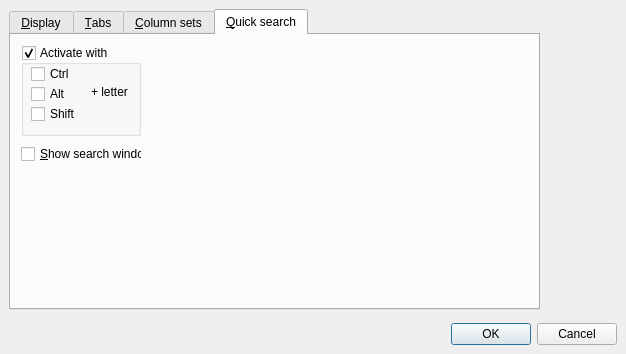
First picture: the form in FileCommander/OptionsDialog.ui, repository martin-kudlicka/file-commander, before the edit.
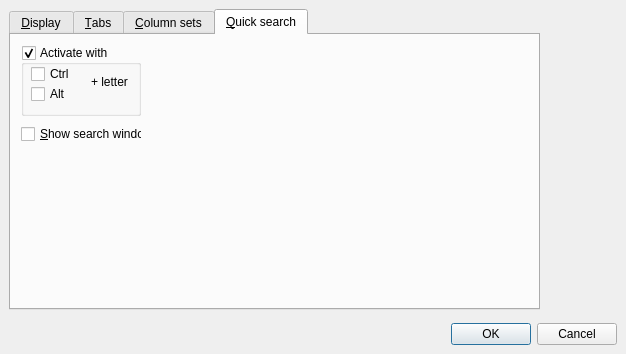
Second picture: the form after the edit. The open tabs and pages were chosen to show the change.

Commit message: * Shift modifier for quick search removed

The edit to the form file:
```diff
--- a/FileCommander/OptionsDialog.ui
+++ b/FileCommander/OptionsDialog.ui
@@ -590,7 +590,7 @@
            <property name="geometry" >
             <rect>
              <x>10</x>
-             <y>110</y>
+             <y>90</y>
              <width>121</width>
              <height>18</height>
             </rect>
@@ -605,7 +605,7 @@
              <x>10</x>
              <y>10</y>
              <width>120</width>
-             <height>91</height>
+             <height>71</height>
             </rect>
            </property>
            <property name="title" >
@@ -627,24 +627,11 @@
              <string>Alt</string>
             </property>
            </widget>
-           <widget class="QCheckBox" name="qcbQuickSearchShift" >
-            <property name="geometry" >
-             <rect>
-              <x>10</x>
-              <y>60</y>
-              <width>71</width>
-              <height>18</height>
-             </rect>
-            </property>
-            <property name="text" >
-             <string>Shift</string>
-            </property>
-           </widget>
            <widget class="QLabel" name="label_4" >
             <property name="geometry" >
              <rect>
               <x>70</x>
-              <y>40</y>
+              <y>30</y>
               <width>46</width>
               <height>14</height>
              </rect>
```
The commit also changes 5 other files.
